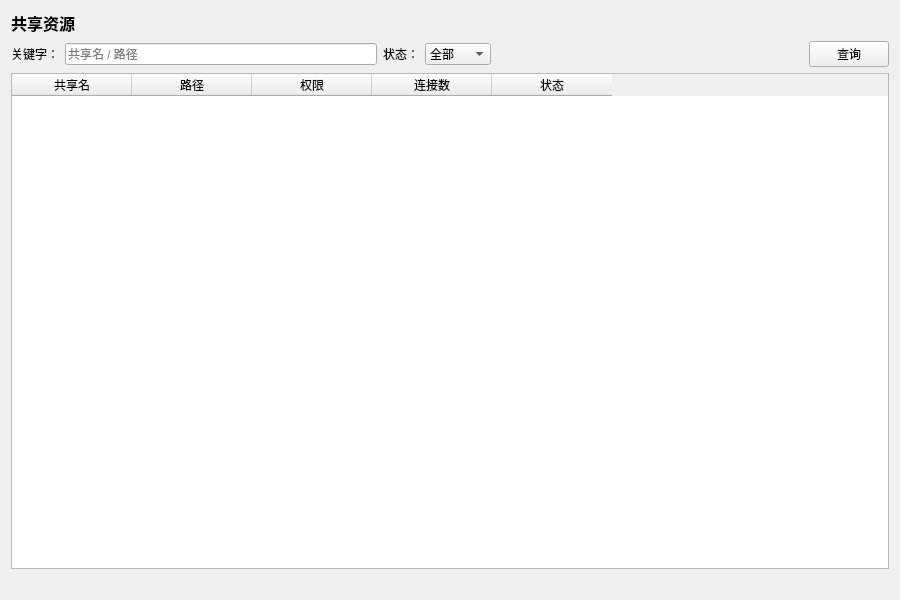
Above: ui/SharedResourcePage.ui from rakehellsx/MaliciousDetector before the change. Below: the same form after it.
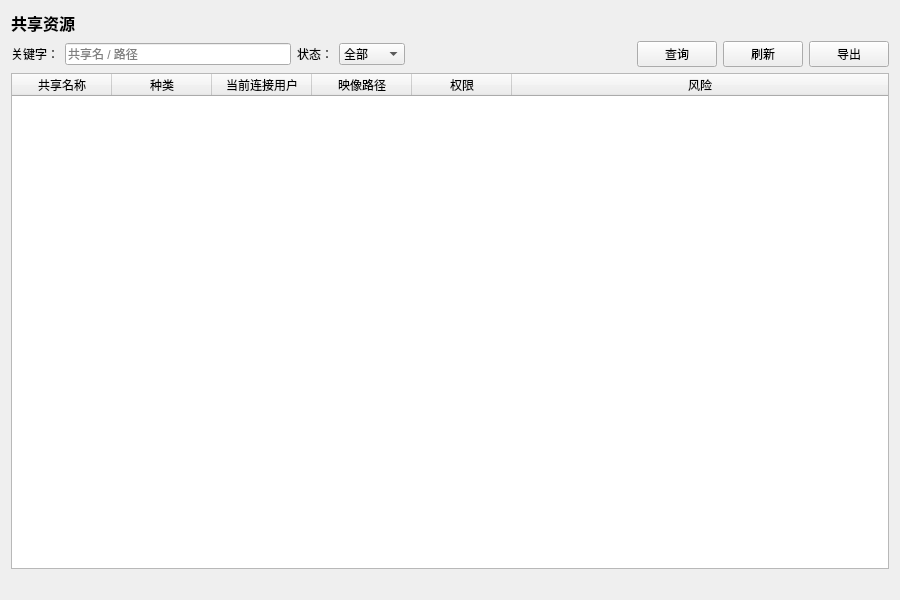
That is the form after the change.

```diff
--- a/ui/SharedResourcePage.ui
+++ b/ui/SharedResourcePage.ui
@@ -45,13 +45,26 @@
         <property name="text"><string>查询</string></property>
        </widget>
      </item>
+     <item>
+      <widget class="QPushButton" name="btnRefresh">
+        <property name="text"><string>刷新</string></property>
+       </widget>
+     </item>
+     <item>
+      <widget class="QPushButton" name="btnExport">
+        <property name="text"><string>导出</string></property>
+       </widget>
+     </item>
    </layout>
   </item>
   <item>
    <widget class="QTableWidget" name="m_tbl">
-     <property name="columnCount"><number>5</number></property>
-     <attribute name="horizontalHeaderDefaultSectionSize"><number>120</number></attribute>
-     <column><property name="text"><string>共享名</string></property></column><column><property name="text"><string>路径</string></property></column><column><property name="text"><string>权限</string></property></column><column><property name="text"><string>连接数</string></property></column><column><property name="text"><string>状态</string></property></column>
+     <property name="alternatingRowColors"><bool>true</bool></property>
+     <property name="selectionBehavior"><enum>QAbstractItemView::SelectRows</enum></property>
+     <property name="editTriggers"><set>QAbstractItemView::NoEditTriggers</set></property>
+     <property name="columnCount"><number>6</number></property>
+     <attribute name="horizontalHeaderStretchLastSection"><bool>true</bool></attribute>
+     <column><property name="text"><string>共享名称</string></property></column><column><property name="text"><string>种类</string></property></column><column><property name="text"><string>当前连接用户</string></property></column><column><property name="text"><string>映像路径</string></property></column><column><property name="text"><string>权限</string></property></column><column><property name="text"><string>风险</string></property></column>
     </widget>
   </item>
   <item>
```
